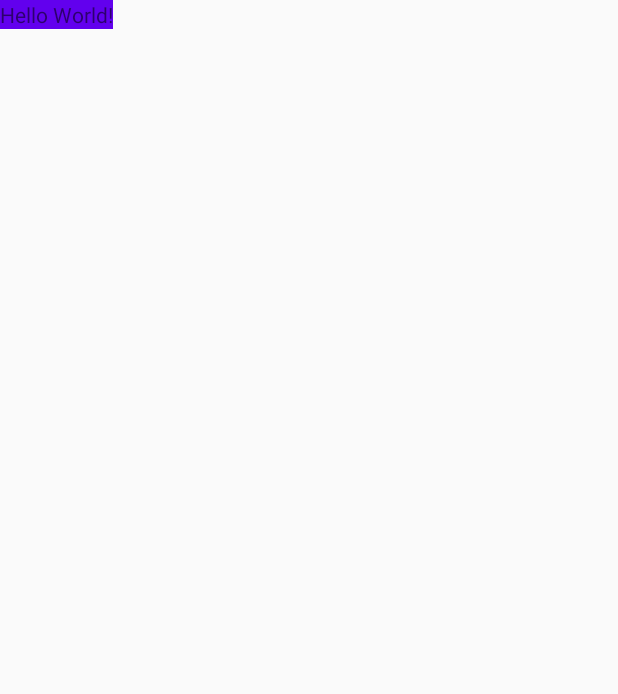
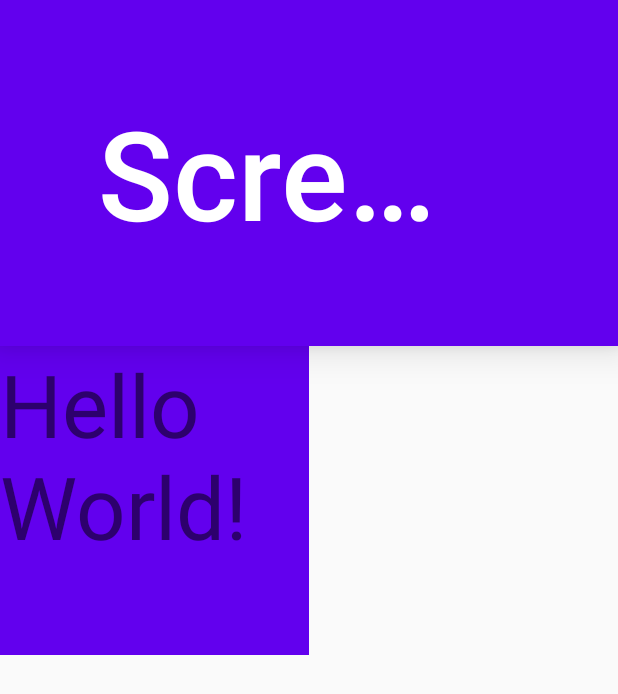
Before and after one commit to onebee/Roc, an Android app: the screen it shows after launch (MainActivity), on a phone screen of 412 x 824 dp. Shown: the top 694 px of the screen. Run offline under Robolectric (Android 15) with nearby library versions, the phone set to English and light mode, and no system bars.

Commit message:
update 自定义像素密度适配

```diff
--- a/screenadapter/src/main/AndroidManifest.xml
+++ b/screenadapter/src/main/AndroidManifest.xml
@@ -3,6 +3,7 @@
     package="com.one.screenadapter">
 
     <application
+     android:name=".App"
         android:allowBackup="true"
         android:icon="@mipmap/ic_launcher"
         android:label="@string/app_name"
--- /dev/null
+++ b/screenadapter/src/main/java/com/one/screenadapter/App.java
@@ -0,0 +1,57 @@
+package com.one.screenadapter;
+
+import android.app.Activity;
+import android.app.Application;
+import android.os.Bundle;
+
+import androidx.annotation.NonNull;
+import androidx.annotation.Nullable;
+
+/**
+ * @author diaokaibin@gmail.com on 2020/9/11.
+ */
+public class App extends Application {
+
+    @Override
+    public void onCreate() {
+        super.onCreate();
+
+        registerActivityLifecycleCallbacks(new ActivityLifecycleCallbacks() {
+            @Override
+            public void onActivityCreated(@NonNull Activity activity, @Nullable Bundle savedInstanceState) {
+                Density.setDensity(App.this,activity);
+            }
+
+            @Override
+            public void onActivityStarted(@NonNull Activity activity) {
+
+            }
+
+            @Override
+            public void onActivityResumed(@NonNull Activity activity) {
+
+            }
+
+            @Override
+            public void onActivityPaused(@NonNull Activity activity) {
+
+            }
+
+            @Override
+            public void onActivityStopped(@NonNull Activity activity) {
+
+            }
+
+            @Override
+            public void onActivitySaveInstanceState(@NonNull Activity activity, @NonNull Bundle outState) {
+
+            }
+
+            @Override
+            public void onActivityDestroyed(@NonNull Activity activity) {
+
+            }
+        });
+
+    }
+}
--- /dev/null
+++ b/screenadapter/src/main/java/com/one/screenadapter/BaseActivity.java
@@ -0,0 +1,18 @@
+package com.one.screenadapter;
+
+import android.os.Bundle;
+
+import androidx.annotation.Nullable;
+import androidx.appcompat.app.AppCompatActivity;
+
+/**
+ * @author diaokaibin@gmail.com on 2020/9/11.
+ */
+public class BaseActivity extends AppCompatActivity {
+
+    @Override
+    protected void onCreate(@Nullable Bundle savedInstanceState) {
+        super.onCreate(savedInstanceState);
+//        Density.setDensity(getApplication(),this);
+    }
+}
--- /dev/null
+++ b/screenadapter/src/main/java/com/one/screenadapter/Density.java
@@ -0,0 +1,67 @@
+package com.one.screenadapter;
+
+import android.app.Activity;
+import android.app.Application;
+import android.content.ComponentCallbacks;
+import android.content.res.Configuration;
+import android.util.DisplayMetrics;
+
+import androidx.annotation.NonNull;
+
+/**
+ * @author diaokaibin@gmail.com on 2020/9/11.
+ */
+public class Density {
+
+
+    private static final float WIDTH = 100; //参考设备的宽,单位是dp
+
+
+    private static float appDensity;  // 屏幕密度
+    private static float appScaleDensity; // 字体缩放比例
+
+
+    public static void setDensity(final Application app, Activity activity) {
+
+        // 获取当前app 的屏幕显示信息
+        DisplayMetrics displayMetrics = activity.getResources().getDisplayMetrics();
+        if (appDensity == 0) {
+            appDensity = displayMetrics.density;
+            appScaleDensity = displayMetrics.scaledDensity;
+
+            // 添加字体变化监听回调
+            app.registerComponentCallbacks(new ComponentCallbacks() {
+                @Override
+                public void onConfigurationChanged(@NonNull Configuration newConfig) {
+                    // 字体发生更改, 重新对 scaleDensity 进行赋值
+                    if (newConfig != null && newConfig.fontScale > 0) {
+                        appScaleDensity = app.getResources().getDisplayMetrics().scaledDensity;
+                    }
+                }
+
+                @Override
+                public void onLowMemory() {
+
+                }
+            });
+        }
+
+        // 计算目标值  density , scaleDensity , densityDpi
+        float targetDensity = displayMetrics.widthPixels / WIDTH; // 1080/360=3.0
+
+        // 目标字体的缩放比例
+        float targetScaleDensity = targetDensity * (appScaleDensity / appDensity);
+
+        // 屏幕像素密度
+        int targetDensityDpi = (int) (targetDensity * 160);
+
+
+        // 替换Activity 的 density ,scaleDensity , densityDpi
+        DisplayMetrics dm = activity.getResources().getDisplayMetrics();
+        dm.density = targetDensity;
+        dm.scaledDensity = targetScaleDensity;
+        dm.densityDpi = targetDensityDpi;
+
+    }
+
+}
--- a/screenadapter/src/main/java/com/one/screenadapter/MainActivity.java
+++ b/screenadapter/src/main/java/com/one/screenadapter/MainActivity.java
@@ -1,9 +1,8 @@
 package com.one.screenadapter;
 
-import android.app.Activity;
 import android.os.Bundle;
 
-public class MainActivity extends Activity {
+public class MainActivity extends BaseActivity {
 
     @Override
     protected void onCreate(Bundle savedInstanceState) {
--- a/screenadapter/src/main/res/layout/activity_main.xml
+++ b/screenadapter/src/main/res/layout/activity_main.xml
@@ -1,5 +1,5 @@
 <?xml version="1.0" encoding="utf-8"?>
-<com.one.screenadapter.PercentLayout xmlns:android="http://schemas.android.com/apk/res/android"
+<RelativeLayout xmlns:android="http://schemas.android.com/apk/res/android"
     xmlns:app="http://schemas.android.com/apk/res-auto"
     xmlns:tools="http://schemas.android.com/tools"
     android:layout_width="match_parent"
@@ -7,12 +7,11 @@
     tools:context=".MainActivity">
 
     <TextView
-        android:layout_width="wrap_content"
-        android:layout_height="wrap_content"
+        android:layout_width="50dp"
+        android:layout_height="50dp"
         android:background="@color/colorPrimary"
         android:text="Hello World!"
-        app:heightPercent="0.5"
-        app:widthPercent="0.5"
+
         app:layout_constraintBottom_toBottomOf="parent"
         app:layout_constraintLeft_toLeftOf="parent"
         app:layout_constraintRight_toRightOf="parent"
@@ -21,4 +20,4 @@
 
         />
 
-</com.one.screenadapter.PercentLayout>
+</RelativeLayout>
```
